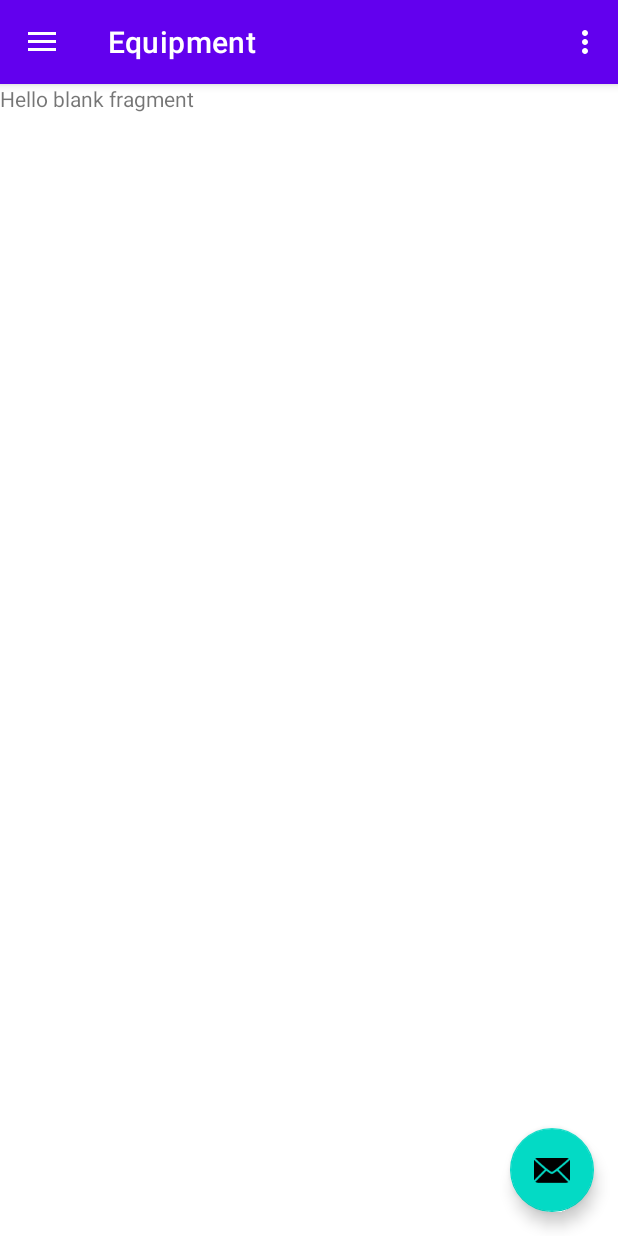
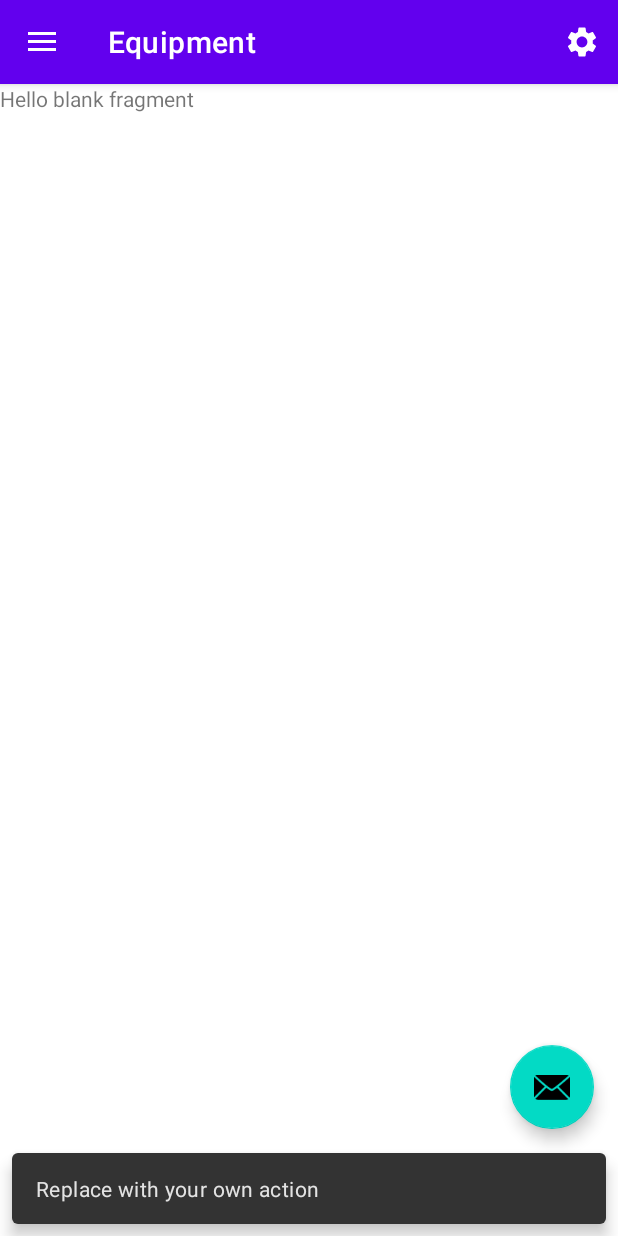
Before and after one commit to b-chadwick/LightLineFishingCo, an Android app: the screen it shows after launch (MainActivity), in the side drawer, after a tap on "Equipment", on a phone screen of 412 x 824 dp. Run offline under Robolectric (Android 15) with nearby library versions, the phone set to English and light mode, and no system bars; our stand-ins replace navigation-ui.

Commit message:
Settings Menu Exists * Added setting to change between grid and linear layout managers for Catch of the day - #27 #14

```diff
--- a/app/build.gradle
+++ b/app/build.gradle
@@ -39,6 +39,7 @@
     implementation 'androidx.lifecycle:lifecycle-viewmodel-ktx:2.5.1'
     implementation 'androidx.navigation:navigation-fragment:2.5.2'
     implementation 'androidx.navigation:navigation-ui:2.5.2'
+    implementation 'androidx.preference:preference:1.1.1'
     testImplementation 'junit:junit:4.13.2'
     androidTestImplementation 'androidx.test.ext:junit:1.1.3'
     androidTestImplementation 'androidx.test.espresso:espresso-core:3.4.0'
--- a/app/src/main/java/com/benchadwick/lightlinefishingco/MainActivity.java
+++ b/app/src/main/java/com/benchadwick/lightlinefishingco/MainActivity.java
@@ -1,12 +1,14 @@
 package com.benchadwick.lightlinefishingco;
 
 import android.os.Bundle;
+import android.view.MenuItem;
 import android.view.View;
 import android.view.Menu;
 
 import com.google.android.material.snackbar.Snackbar;
 import com.google.android.material.navigation.NavigationView;
 
+import androidx.annotation.NonNull;
 import androidx.navigation.NavController;
 import androidx.navigation.Navigation;
 import androidx.navigation.ui.AppBarConfiguration;
@@ -20,6 +22,7 @@
 
     private AppBarConfiguration mAppBarConfiguration;
     private ActivityMainBinding binding;
+    NavController navController;
 
     @Override
     protected void onCreate(Bundle savedInstanceState) {
@@ -44,7 +47,7 @@
                 R.id.nav_home, R.id.nav_equipment, R.id.nav_species, R.id.nav_knot_menu, R.id.nav_catch_of_the_day)
                 .setOpenableLayout(drawer)
                 .build();
-        NavController navController = Navigation.findNavController(this, R.id.nav_host_fragment_content_main);
+        navController = Navigation.findNavController(this, R.id.nav_host_fragment_content_main);
         NavigationUI.setupActionBarWithNavController(this, navController, mAppBarConfiguration);
         NavigationUI.setupWithNavController(navigationView, navController);
     }
@@ -57,6 +60,16 @@
     }
 
     @Override
+    public boolean onOptionsItemSelected(@NonNull MenuItem item) {
+      switch(item.getItemId()){
+          case R.id.action_settings:
+              navController.navigate(R.id.nav_settings);
+          break;
+      }
+      return super.onOptionsItemSelected(item);
+    }
+
+    @Override
     public boolean onSupportNavigateUp() {
         NavController navController = Navigation.findNavController(this, R.id.nav_host_fragment_content_main);
         return NavigationUI.navigateUp(navController, mAppBarConfiguration)
--- /dev/null
+++ b/app/src/main/res/drawable/ic_baseline_settings_24.xml
@@ -0,0 +1,5 @@
+<vector android:height="24dp" android:tint="#FFFFFF"
+    android:viewportHeight="24" android:viewportWidth="24"
+    android:width="24dp" xmlns:android="http://schemas.android.com/apk/res/android">
+    <path android:fillColor="@android:color/white" android:pathData="M19.14,12.94c0.04,-0.3 0.06,-0.61 0.06,-0.94c0,-0.32 -0.02,-0.64 -0.07,-0.94l2.03,-1.58c0.18,-0.14 0.23,-0.41 0.12,-0.61l-1.92,-3.32c-0.12,-0.22 -0.37,-0.29 -0.59,-0.22l-2.39,0.96c-0.5,-0.38 -1.03,-0.7 -1.62,-0.94L14.4,2.81c-0.04,-0.24 -0.24,-0.41 -0.48,-0.41h-3.84c-0.24,0 -0.43,0.17 -0.47,0.41L9.25,5.35C8.66,5.59 8.12,5.92 7.63,6.29L5.24,5.33c-0.22,-0.08 -0.47,0 -0.59,0.22L2.74,8.87C2.62,9.08 2.66,9.34 2.86,9.48l2.03,1.58C4.84,11.36 4.8,11.69 4.8,12s0.02,0.64 0.07,0.94l-2.03,1.58c-0.18,0.14 -0.23,0.41 -0.12,0.61l1.92,3.32c0.12,0.22 0.37,0.29 0.59,0.22l2.39,-0.96c0.5,0.38 1.03,0.7 1.62,0.94l0.36,2.54c0.05,0.24 0.24,0.41 0.48,0.41h3.84c0.24,0 0.44,-0.17 0.47,-0.41l0.36,-2.54c0.59,-0.24 1.13,-0.56 1.62,-0.94l2.39,0.96c0.22,0.08 0.47,0 0.59,-0.22l1.92,-3.32c0.12,-0.22 0.07,-0.47 -0.12,-0.61L19.14,12.94zM12,15.6c-1.98,0 -3.6,-1.62 -3.6,-3.6s1.62,-3.6 3.6,-3.6s3.6,1.62 3.6,3.6S13.98,15.6 12,15.6z"/>
+</vector>
--- a/app/src/main/res/menu/main.xml
+++ b/app/src/main/res/menu/main.xml
@@ -3,7 +3,8 @@
     xmlns:app="http://schemas.android.com/apk/res-auto">
     <item
         android:id="@+id/action_settings"
+        android:icon="@drawable/ic_baseline_settings_24"
         android:orderInCategory="100"
         android:title="@string/action_settings"
-        app:showAsAction="never" />
+        app:showAsAction="always" />
 </menu>
--- a/app/src/main/res/navigation/mobile_navigation.xml
+++ b/app/src/main/res/navigation/mobile_navigation.xml
@@ -34,4 +34,8 @@
         android:name="com.benchadwick.lightlinefishingco.catch_of_the_day.CatchOfTheDayFragment"
         android:label="Catch of the Day"
         tools:layout="@layout/fragment_catch_of_the_day" />
+    <fragment
+        android:id="@+id/nav_settings"
+        android:name="com.benchadwick.lightlinefishingco.fragments.SettingsFragment"
+        android:label="@string/action_settings" />
 </navigation>
```
Also changed, not shown: app/src/main/java/com/benchadwick/lightlinefishingco/catch_of_the_day/CatchOfTheDayFragment.java (+13 -1 lines), app/src/main/java/com/benchadwick/lightlinefishingco/fragments/SettingsFragment.java (added, +15 -0 lines), app/src/main/res/values/arrays.xml (added, +20 -0 lines), app/src/main/res/values/strings.xml (+16 -0 lines), app/src/main/res/xml/root_preferences.xml (added, +10 -0 lines).
